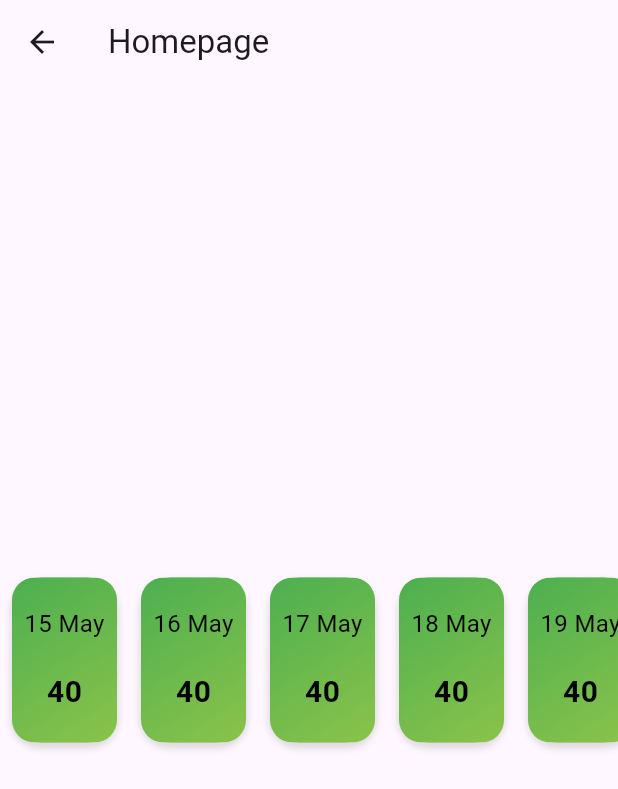
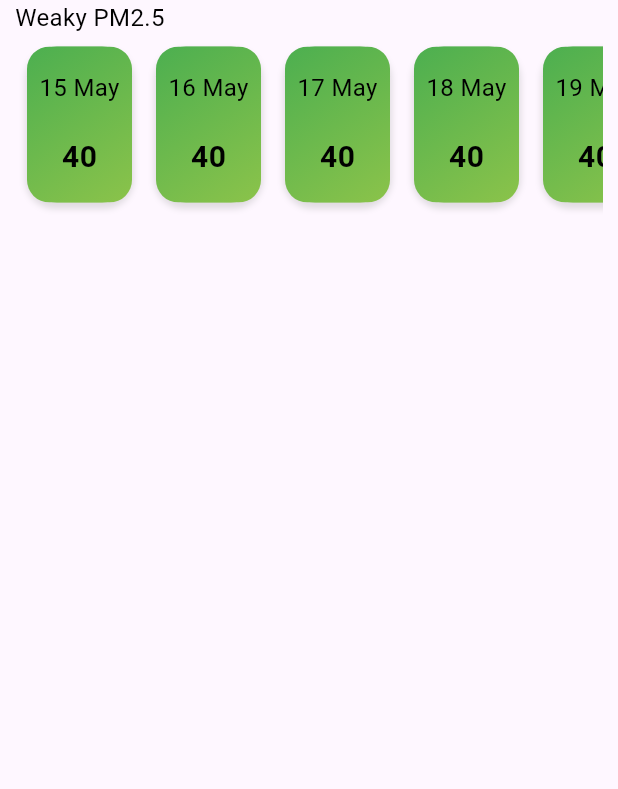
Before and after one commit to noontts/flutter-air-quality, a Flutter app: the DailyCard widget shown alone on an empty page, opened directly, on a phone screen of 412 x 824 dp. Shown: the top 789 px of the screen. Run offline on Flutter 3.47's test engine with Material 3 defaults, Android fonts, the phone set to English and light mode, and no system bars; our stand-ins replace dio, flutter_map, get_it, go_router, google_nav_bar, latlong2 and 1 more; missing offline and left inert: just_the_tooltip; statements that could not run were skipped.

Commit message:
feat: add weekly to homepage.
Co-authored-by: Thitisan K <96331867+noontts@users.noreply.github.com>

```diff
--- a/apps/air_quality/lib/features/home/presentation/screen/home_screen.dart
+++ b/apps/air_quality/lib/features/home/presentation/screen/home_screen.dart
@@ -2,6 +2,7 @@ import 'package:air_quality/features/home/domain/entities/aqi.dart';
 import 'package:air_quality/features/home/domain/ports/aqi/services.dart';
 import 'package:air_quality/features/home/presentation/widget/city_air_quality_zone.dart';
 import 'package:air_quality/features/home/presentation/widget/current_observation.dart';
+import 'package:air_quality/features/home/presentation/widget/daily_card.dart';
 import 'package:core_libs/dependency_injection/get_it.dart';
 import 'package:flutter/material.dart';
 import 'package:latlong2/latlong.dart';
@@ -62,7 +63,7 @@ class _HomepageState extends State<Homepage> {
             children: [
                 SizedBox(height: 400, child: Stack(children: [CityAirQualityZone()])),
                 SizedBox(height: 250,child: CurrentObservation()),
-                // SizedBox(height: 200,child: CurrentObservation()),
+                SizedBox(height: 200,child: DailyCard()),
             ],
            ) ,
           ),
--- a/apps/air_quality/lib/features/home/presentation/widget/current_observation.dart
+++ b/apps/air_quality/lib/features/home/presentation/widget/current_observation.dart
@@ -20,6 +20,7 @@ class CurrentObservation extends StatelessWidget {
                 context: context,
                 removeTop: true,
                 child: GridView.count(
+                  physics: NeverScrollableScrollPhysics(),
                   crossAxisCount: 2,
                   childAspectRatio: (1 / .5),
                   children: [
--- a/apps/air_quality/lib/features/home/presentation/widget/daily_card.dart
+++ b/apps/air_quality/lib/features/home/presentation/widget/daily_card.dart
@@ -1,4 +1,5 @@
 import 'package:air_quality/features/home/presentation/widget/daily_status_card.dart';
+import 'package:core_ui/section_texts/my_air_text_header.dart';
 import 'package:flutter/material.dart';
 
 class DailyCard extends StatelessWidget {
@@ -6,24 +7,30 @@ class DailyCard extends StatelessWidget {
 
   @override
   Widget build(BuildContext context) {
-    return Scaffold(
-      appBar: AppBar(
-        title: Text('Homepage'),
+    return Padding(
+      padding: const EdgeInsets.symmetric(horizontal: 10),
+      child: Column(children: [
+        const MyAirTextHeader(
+          title: 'Weaky PM2.5',
         ),
-      body: ListView.builder(
+        SizedBox(
+          height: 120,
+          child: ListView.builder(
             scrollDirection: Axis.horizontal,
             itemCount: 7,
             itemBuilder: (BuildContext context, int index) {
               return Padding(
-            padding: EdgeInsets.all(8.0), // Add padding between cards
+                padding: EdgeInsets.all(8.0),
                 child: DailyStatusCard(
-              date: '${15 + index} May', // Assuming dates increment from May 15
-              number: 40, // Optional: Adjust height as needed
+                  date:
+                      '${15 + index} May',
+                  number: 40,
                 ),
               );
             },
           ),
+        ),
+      ]),
     );
   }
-
 }
```
Lines whose indentation alone changed are shown as unchanged.
